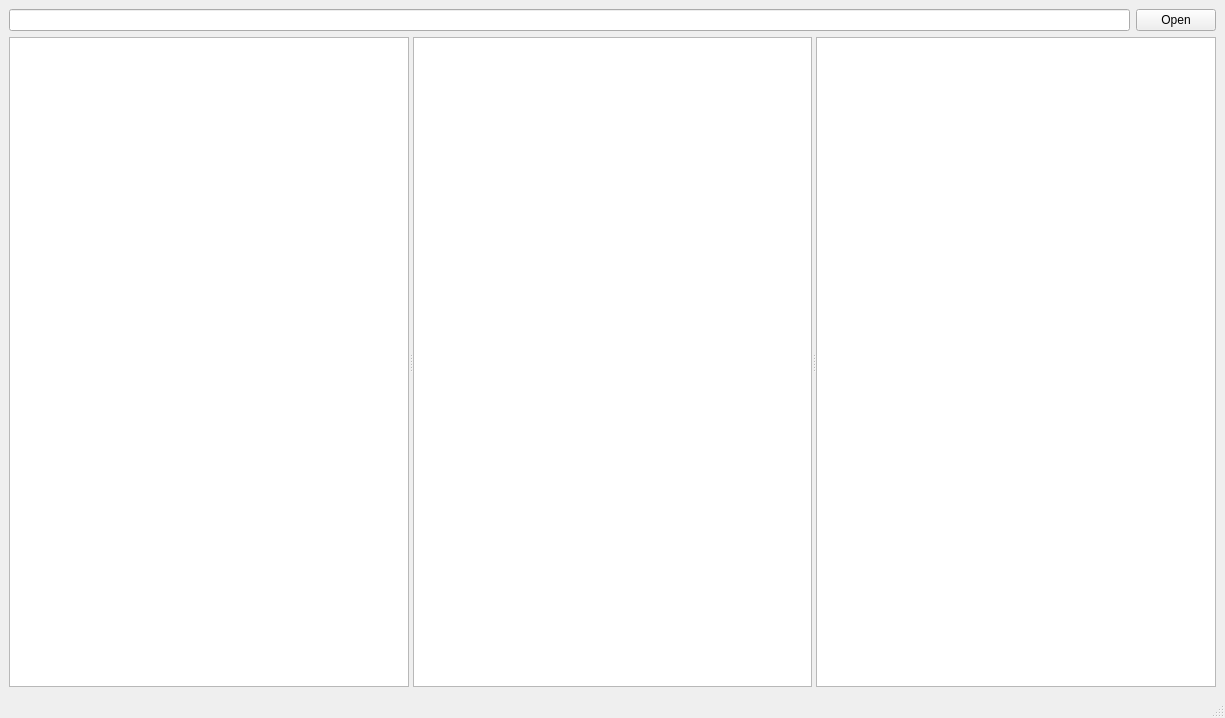
First picture: the form in mainwindow.ui, repository XRay3D/SVD_Viewer, before the edit.
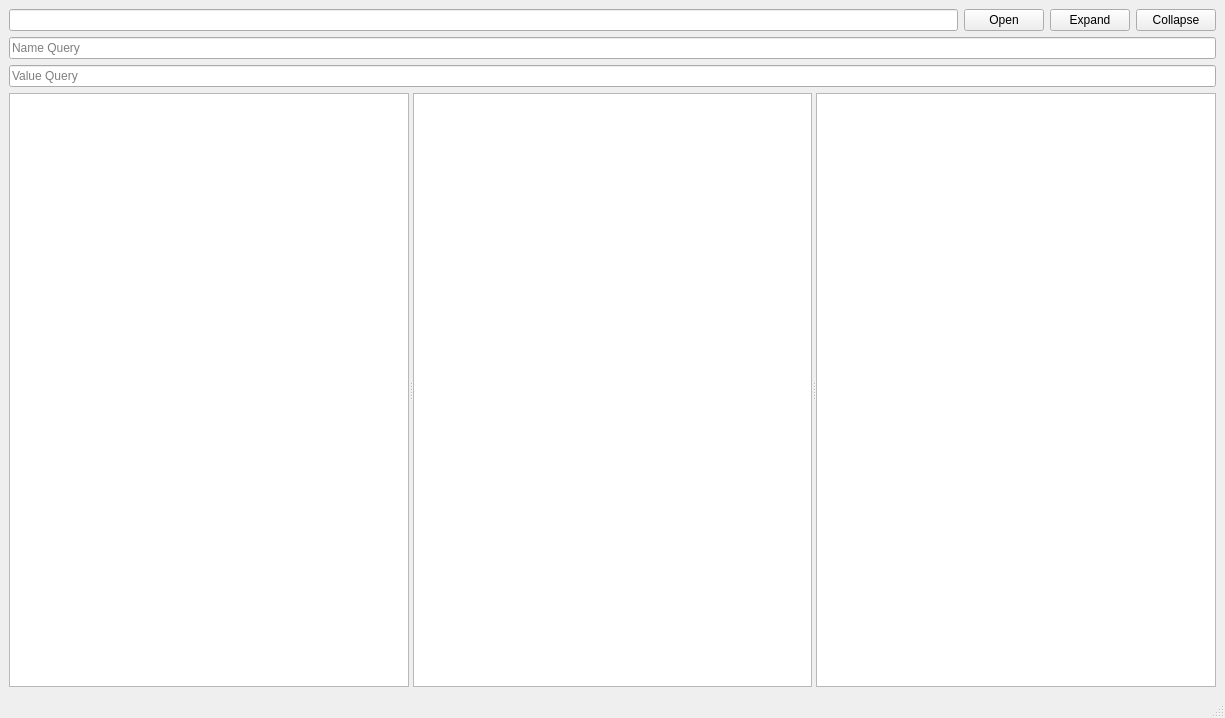
Second picture: the form after the edit.

```diff
--- a/mainwindow.ui
+++ b/mainwindow.ui
@@ -14,21 +14,55 @@
    <string>MainWindow</string>
   </property>
   <widget class="QWidget" name="centralwidget">
-   <layout class="QVBoxLayout" name="verticalLayout" stretch="0,1">
+   <layout class="QVBoxLayout" name="verticalLayout" stretch="0,0,0,1">
     <item>
-     <layout class="QHBoxLayout" name="horizontalLayout" stretch="1,0">
-      <item>
-       <widget class="QLineEdit" name="lePath"/>
-      </item>
-      <item>
+     <layout class="QGridLayout" name="gridLayout">
+      <item row="0" column="1">
        <widget class="QPushButton" name="pbOpen">
         <property name="text">
          <string>Open</string>
         </property>
        </widget>
       </item>
+      <item row="0" column="0">
+       <widget class="QLineEdit" name="lePath"/>
+      </item>
+      <item row="0" column="2">
+       <widget class="QPushButton" name="pbExpand">
+        <property name="text">
+         <string>Expand</string>
+        </property>
+       </widget>
+      </item>
+      <item row="0" column="3">
+       <widget class="QPushButton" name="pbCollapse">
+        <property name="text">
+         <string>Collapse</string>
+        </property>
+       </widget>
+      </item>
      </layout>
     </item>
+    <item>
+     <widget class="QLineEdit" name="leQueryName">
+      <property name="placeholderText">
+       <string>Name Query </string>
+      </property>
+      <property name="clearButtonEnabled">
+       <bool>true</bool>
+      </property>
+     </widget>
+    </item>
+    <item>
+     <widget class="QLineEdit" name="leQueryValue">
+      <property name="placeholderText">
+       <string>Value Query</string>
+      </property>
+      <property name="clearButtonEnabled">
+       <bool>true</bool>
+      </property>
+     </widget>
+    </item>
     <item>
      <widget class="QSplitter" name="splitter">
       <property name="orientation">
@@ -51,28 +85,8 @@
         <bool>true</bool>
        </property>
       </widget>
-      <widget class="QTreeView" name="treeView_2">
-       <property name="alternatingRowColors">
-        <bool>true</bool>
-       </property>
-       <property name="selectionMode">
-        <enum>QAbstractItemView::SelectionMode::ContiguousSelection</enum>
-       </property>
-       <property name="textElideMode">
-        <enum>Qt::TextElideMode::ElideMiddle</enum>
-       </property>
-       <property name="horizontalScrollMode">
-        <enum>QAbstractItemView::ScrollMode::ScrollPerItem</enum>
-       </property>
-       <property name="animated">
-        <bool>true</bool>
-       </property>
-      </widget>
-      <widget class="QTextEdit" name="textEdit">
-       <property name="lineWrapMode">
-        <enum>QTextEdit::LineWrapMode::NoWrap</enum>
-       </property>
-      </widget>
+      <widget class="QTableView" name="tableView"/>
+      <widget class="QTextEdit" name="textEdit"/>
      </widget>
     </item>
    </layout>
```
Left out of the diff: 2 changed lines with no effect on the pictures.
